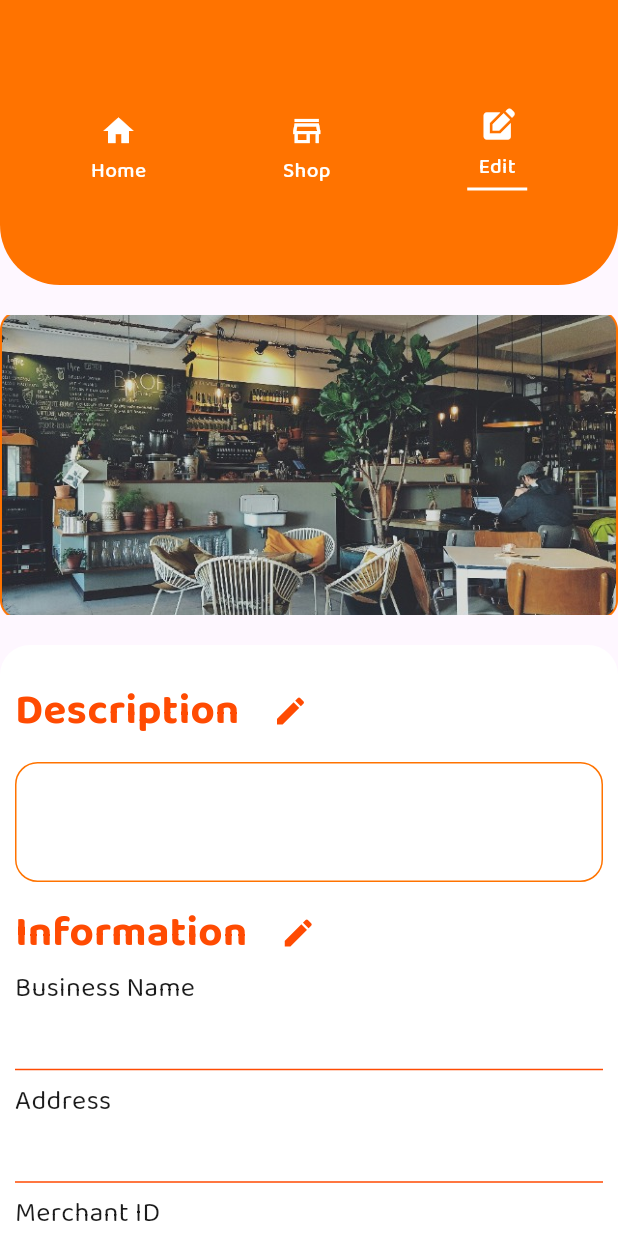
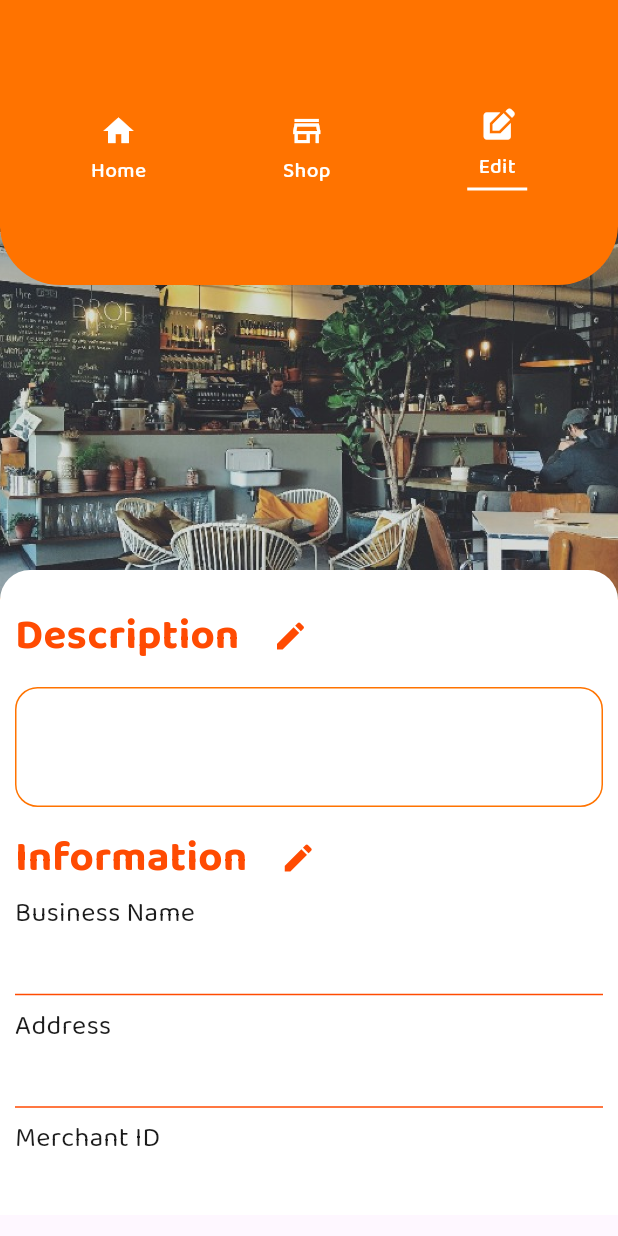
Before and after one commit to lansoyyy/zippy_merchant, a Flutter app: the EditScreen screen opened directly, on a phone screen of 412 x 824 dp. Run offline on Flutter 3.47's test engine with Material 3 defaults, Android fonts, the phone set to English and light mode, and no system bars; our stand-ins replace cloud_firestore, firebase_auth, firebase_core, firebase_storage, fluttertoast, google_maps_flutter and 1 more; accounts and stored records are empty.

Commit message:
fixed: stack profilepic

```diff
--- a/lib/screens/tabs/edit_tab.dart
+++ b/lib/screens/tabs/edit_tab.dart
@@ -185,6 +185,25 @@ class _EditScreenState extends State<EditScreen> {
       body: SingleChildScrollView(
         child: Column(
           children: [
+            Stack(
+              clipBehavior: Clip.none,
+              children: [
+                Positioned(
+                  top: 150,
+                  left: 0,
+                  right: 0,
+                  child: Container(
+                    width: 500,
+                    height: 250,
+                    decoration: const BoxDecoration(
+                      image: DecorationImage(
+                          image: AssetImage(
+                            'assets/images/Rectangle 38.png',
+                          ),
+                          fit: BoxFit.cover),
+                    ),
+                  ),
+                ),
                 Container(
                   width: double.infinity,
                   height: 190,
@@ -241,7 +260,8 @@ class _EditScreenState extends State<EditScreen> {
                                   onTap: () {
                                     Navigator.of(context).pushReplacement(
                                       MaterialPageRoute(
-                                      builder: (context) => const ShopTab()),
+                                          builder: (context) =>
+                                              const ShopTab()),
                                     );
                                   },
                                   child: _buildCravingOption(
@@ -261,22 +281,10 @@ class _EditScreenState extends State<EditScreen> {
                     ],
                   ),
                 ),
-            const SizedBox(
-              height: 20,
-            ),
-            Container(
-              width: 500,
-              height: 200,
-              decoration: const BoxDecoration(
-                image: DecorationImage(
-                    image: AssetImage(
-                      'assets/images/Rectangle 38.png',
-                    ),
-                    fit: BoxFit.cover),
-              ),
+              ],
             ),
             const SizedBox(
-              height: 20,
+              height: 190,
             ),
             Container(
               decoration: BoxDecoration(
```
Lines whose indentation alone changed are shown as unchanged.
